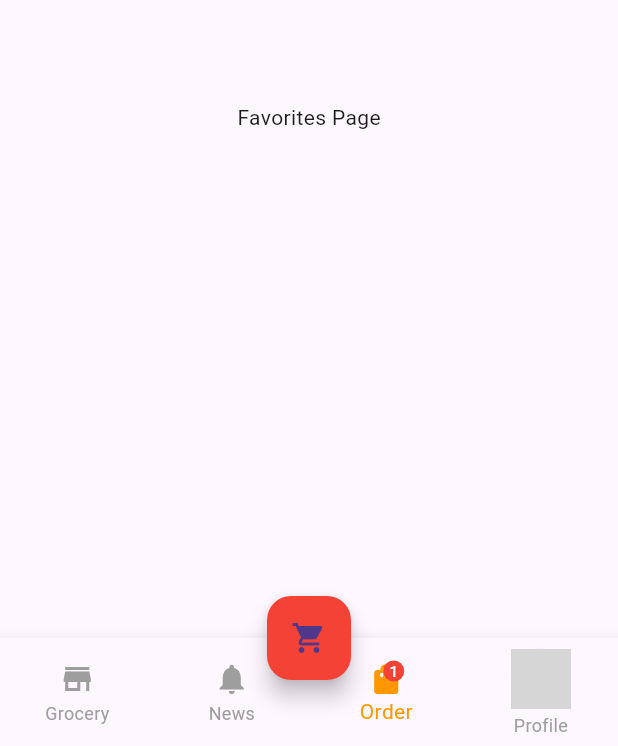
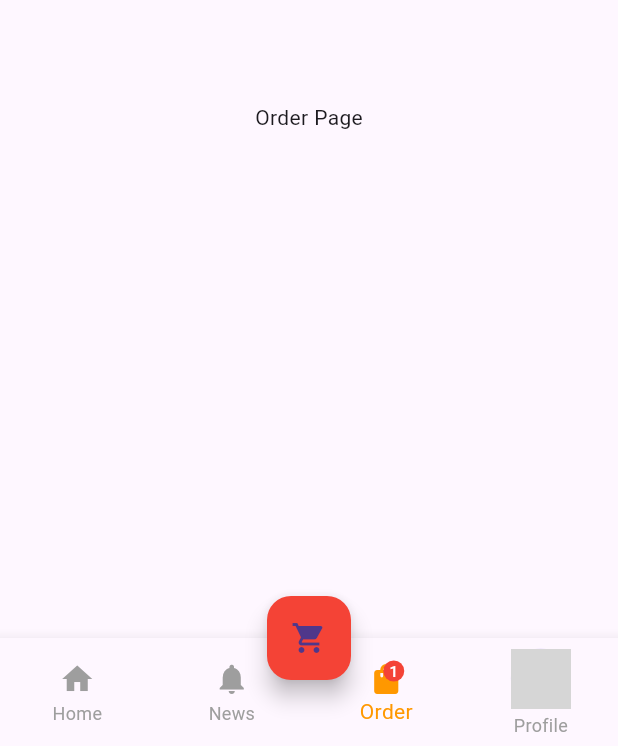
Before and after one commit to MNFI13-blode/Pemrak_Tubes, a Flutter app: the HomeScreen screen opened directly, swiped to page 3, on a phone screen of 412 x 824 dp. Shown: the part 487-1233 px from the top of the screen. Run offline on Flutter 3.47's test engine with Material 3 defaults, Android fonts, the phone set to English and light mode, and no system bars; our stand-ins replace cached_network_image; network calls fail; grey boxes are pictures that could not be loaded.

Commit message:
update project

```diff
--- a/telu_market/lib/home.dart
+++ b/telu_market/lib/home.dart
@@ -89,8 +89,7 @@ class _HomeScreenState extends State<HomeScreen> {
             ),
           ),
           Center(child: Text("News Page")),
-          Center(child: Text("Favorites Page")),
-
+          Center(child: Text("Order Page")),
         ],
       ),
       bottomNavigationBar: BottomNavigationBar(
@@ -103,8 +102,8 @@ class _HomeScreenState extends State<HomeScreen> {
         onTap: onTabTapped,
         items: [
           BottomNavigationBarItem(
-            icon: Icon(Icons.store),
-            label: 'Grocery',
+            icon: Icon(Icons.home),
+            label: 'Home',
           ),
           BottomNavigationBarItem(
             icon: Icon(Icons.notifications),
--- a/telu_market/pubspec.yaml
+++ b/telu_market/pubspec.yaml
@@ -53,8 +53,6 @@ dev_dependencies:
 
 # The following section is specific to Flutter packages.
 flutter:
-  assets:
-    - lib/assets/
 
   # The following line ensures that the Material Icons font is
   # included with your application, so that you can use the icons in
```
